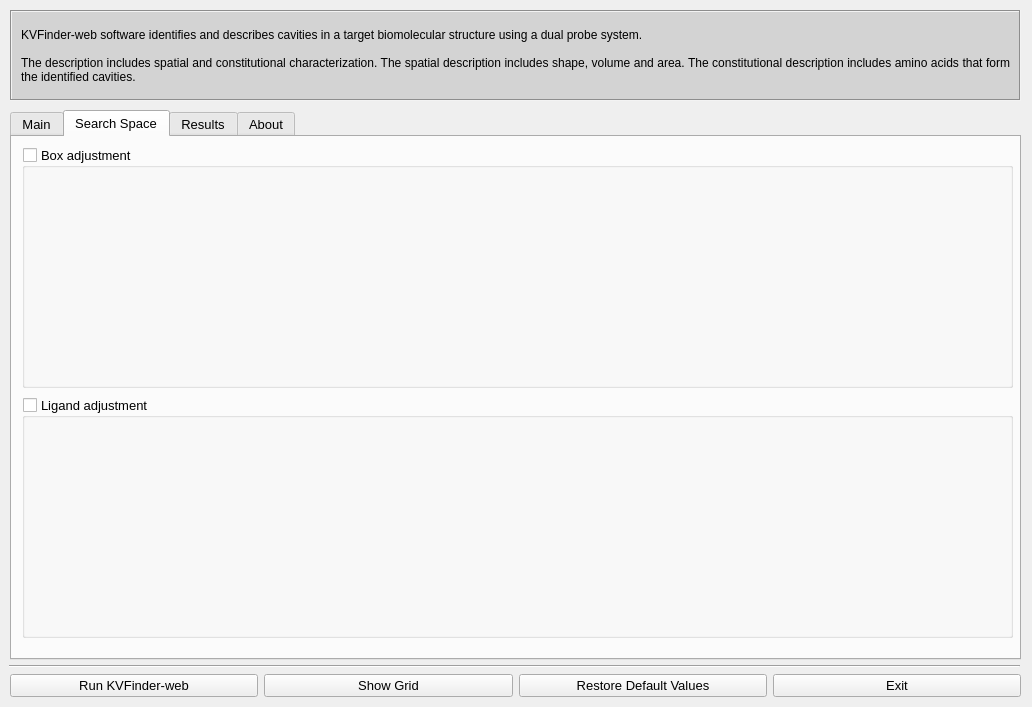
This is client/KVFinder-web-tools/KVFinder-web.ui in jvsguerra/kvfinder-ws as Qt 5 draws it before an edit. The edited form follows.
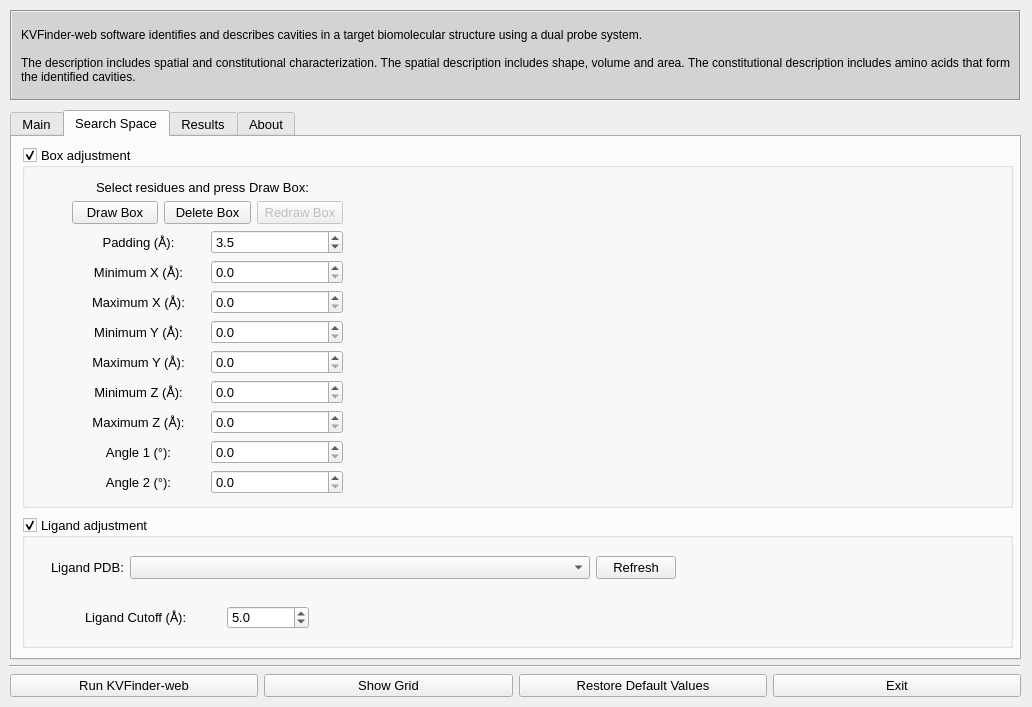
This is the edited form. The open tabs and pages were chosen to show the change.

Commit message: Define search space visual components

Patch:
```diff
--- a/client/KVFinder-web-tools/KVFinder-web.ui
+++ b/client/KVFinder-web-tools/KVFinder-web.ui
@@ -655,7 +655,7 @@
         <x>10</x>
         <y>10</y>
         <width>991</width>
-        <height>241</height>
+        <height>361</height>
        </rect>
       </property>
       <property name="title">
@@ -665,16 +665,449 @@
        <bool>true</bool>
       </property>
       <property name="checked">
-       <bool>false</bool>
+       <bool>true</bool>
       </property>
+      <widget class="QWidget" name="horizontalLayoutWidget_2">
+       <property name="geometry">
+        <rect>
+         <x>50</x>
+         <y>110</y>
+         <width>271</width>
+         <height>31</height>
+        </rect>
+       </property>
+       <layout class="QHBoxLayout" name="horizontalLayout_2">
+        <item>
+         <widget class="QLabel" name="label">
+          <property name="text">
+           <string>&lt;html&gt;&lt;head/&gt;&lt;body&gt;&lt;p&gt;Minimum X (Å):&lt;/p&gt;&lt;/body&gt;&lt;/html&gt;</string>
+          </property>
+          <property name="textFormat">
+           <enum>Qt::RichText</enum>
+          </property>
+          <property name="alignment">
+           <set>Qt::AlignCenter</set>
+          </property>
+         </widget>
+        </item>
+        <item>
+         <widget class="QDoubleSpinBox" name="doubleSpinBox">
+          <property name="decimals">
+           <number>1</number>
+          </property>
+          <property name="maximum">
+           <double>50.000000000000000</double>
+          </property>
+          <property name="singleStep">
+           <double>0.100000000000000</double>
+          </property>
+         </widget>
+        </item>
+       </layout>
+      </widget>
+      <widget class="QWidget" name="horizontalLayoutWidget_3">
+       <property name="geometry">
+        <rect>
+         <x>50</x>
+         <y>140</y>
+         <width>271</width>
+         <height>31</height>
+        </rect>
+       </property>
+       <layout class="QHBoxLayout" name="horizontalLayout_3">
+        <item>
+         <widget class="QLabel" name="label_2">
+          <property name="text">
+           <string>&lt;html&gt;&lt;head/&gt;&lt;body&gt;&lt;p&gt;Maximum X (Å):&lt;/p&gt;&lt;/body&gt;&lt;/html&gt;</string>
+          </property>
+          <property name="textFormat">
+           <enum>Qt::RichText</enum>
+          </property>
+          <property name="alignment">
+           <set>Qt::AlignCenter</set>
+          </property>
+         </widget>
+        </item>
+        <item>
+         <widget class="QDoubleSpinBox" name="doubleSpinBox_2">
+          <property name="decimals">
+           <number>1</number>
+          </property>
+          <property name="maximum">
+           <double>50.000000000000000</double>
+          </property>
+          <property name="singleStep">
+           <double>0.100000000000000</double>
+          </property>
+         </widget>
+        </item>
+       </layout>
+      </widget>
+      <widget class="QWidget" name="horizontalLayoutWidget_4">
+       <property name="geometry">
+        <rect>
+         <x>50</x>
+         <y>200</y>
+         <width>271</width>
+         <height>31</height>
+        </rect>
+       </property>
+       <layout class="QHBoxLayout" name="horizontalLayout_4">
+        <item>
+         <widget class="QLabel" name="label_3">
+          <property name="text">
+           <string>&lt;html&gt;&lt;head/&gt;&lt;body&gt;&lt;p&gt;Maximum Y (Å):&lt;/p&gt;&lt;/body&gt;&lt;/html&gt;</string>
+          </property>
+          <property name="textFormat">
+           <enum>Qt::RichText</enum>
+          </property>
+          <property name="alignment">
+           <set>Qt::AlignCenter</set>
+          </property>
+         </widget>
+        </item>
+        <item>
+         <widget class="QDoubleSpinBox" name="doubleSpinBox_3">
+          <property name="decimals">
+           <number>1</number>
+          </property>
+          <property name="maximum">
+           <double>50.000000000000000</double>
+          </property>
+          <property name="singleStep">
+           <double>0.100000000000000</double>
+          </property>
+         </widget>
+        </item>
+       </layout>
+      </widget>
+      <widget class="QWidget" name="horizontalLayoutWidget_5">
+       <property name="geometry">
+        <rect>
+         <x>50</x>
+         <y>170</y>
+         <width>271</width>
+         <height>31</height>
+        </rect>
+       </property>
+       <layout class="QHBoxLayout" name="horizontalLayout_5">
+        <item>
+         <widget class="QLabel" name="label_4">
+          <property name="text">
+           <string>&lt;html&gt;&lt;head/&gt;&lt;body&gt;&lt;p&gt;Minimum Y (Å):&lt;/p&gt;&lt;/body&gt;&lt;/html&gt;</string>
+          </property>
+          <property name="textFormat">
+           <enum>Qt::RichText</enum>
+          </property>
+          <property name="alignment">
+           <set>Qt::AlignCenter</set>
+          </property>
+         </widget>
+        </item>
+        <item>
+         <widget class="QDoubleSpinBox" name="doubleSpinBox_4">
+          <property name="decimals">
+           <number>1</number>
+          </property>
+          <property name="maximum">
+           <double>50.000000000000000</double>
+          </property>
+          <property name="singleStep">
+           <double>0.100000000000000</double>
+          </property>
+         </widget>
+        </item>
+       </layout>
+      </widget>
+      <widget class="QWidget" name="horizontalLayoutWidget_6">
+       <property name="geometry">
+        <rect>
+         <x>50</x>
+         <y>230</y>
+         <width>271</width>
+         <height>31</height>
+        </rect>
+       </property>
+       <layout class="QHBoxLayout" name="horizontalLayout_6">
+        <item>
+         <widget class="QLabel" name="label_5">
+          <property name="text">
+           <string>&lt;html&gt;&lt;head/&gt;&lt;body&gt;&lt;p&gt;Minimum Z (Å):&lt;/p&gt;&lt;/body&gt;&lt;/html&gt;</string>
+          </property>
+          <property name="textFormat">
+           <enum>Qt::RichText</enum>
+          </property>
+          <property name="alignment">
+           <set>Qt::AlignCenter</set>
+          </property>
+         </widget>
+        </item>
+        <item>
+         <widget class="QDoubleSpinBox" name="doubleSpinBox_5">
+          <property name="decimals">
+           <number>1</number>
+          </property>
+          <property name="maximum">
+           <double>50.000000000000000</double>
+          </property>
+          <property name="singleStep">
+           <double>0.100000000000000</double>
+          </property>
+         </widget>
+        </item>
+       </layout>
+      </widget>
+      <widget class="QWidget" name="horizontalLayoutWidget_7">
+       <property name="geometry">
+        <rect>
+         <x>50</x>
+         <y>260</y>
+         <width>271</width>
+         <height>31</height>
+        </rect>
+       </property>
+       <layout class="QHBoxLayout" name="horizontalLayout_7">
+        <item>
+         <widget class="QLabel" name="label_6">
+          <property name="text">
+           <string>&lt;html&gt;&lt;head/&gt;&lt;body&gt;&lt;p&gt;Maximum Z (Å):&lt;/p&gt;&lt;/body&gt;&lt;/html&gt;</string>
+          </property>
+          <property name="textFormat">
+           <enum>Qt::RichText</enum>
+          </property>
+          <property name="alignment">
+           <set>Qt::AlignCenter</set>
+          </property>
+         </widget>
+        </item>
+        <item>
+         <widget class="QDoubleSpinBox" name="doubleSpinBox_6">
+          <property name="decimals">
+           <number>1</number>
+          </property>
+          <property name="maximum">
+           <double>50.000000000000000</double>
+          </property>
+          <property name="singleStep">
+           <double>0.100000000000000</double>
+          </property>
+         </widget>
+        </item>
+       </layout>
+      </widget>
+      <widget class="QWidget" name="gridLayoutWidget">
+       <property name="geometry">
+        <rect>
+         <x>10</x>
+         <y>30</y>
+         <width>341</width>
+         <height>21</height>
+        </rect>
+       </property>
+       <layout class="QGridLayout" name="gridLayout">
+        <item row="0" column="0">
+         <widget class="QLabel" name="box_adjustment_label">
+          <property name="enabled">
+           <bool>true</bool>
+          </property>
+          <property name="sizePolicy">
+           <sizepolicy hsizetype="Preferred" vsizetype="Fixed">
+            <horstretch>0</horstretch>
+            <verstretch>0</verstretch>
+           </sizepolicy>
+          </property>
+          <property name="font">
+           <font>
+            <pointsize>10</pointsize>
+            <weight>50</weight>
+            <italic>false</italic>
+            <bold>false</bold>
+            <kerning>true</kerning>
+           </font>
+          </property>
+          <property name="mouseTracking">
+           <bool>false</bool>
+          </property>
+          <property name="frameShape">
+           <enum>QFrame::NoFrame</enum>
+          </property>
+          <property name="text">
+           <string>Select residues and press Draw Box:</string>
+          </property>
+          <property name="textFormat">
+           <enum>Qt::PlainText</enum>
+          </property>
+          <property name="alignment">
+           <set>Qt::AlignCenter</set>
+          </property>
+         </widget>
+        </item>
+       </layout>
+      </widget>
+      <widget class="QWidget" name="horizontalLayoutWidget">
+       <property name="geometry">
+        <rect>
+         <x>50</x>
+         <y>50</y>
+         <width>271</width>
+         <height>31</height>
+        </rect>
+       </property>
+       <layout class="QHBoxLayout" name="horizontalLayout">
+        <item>
+         <widget class="QPushButton" name="button_draw_box">
+          <property name="text">
+           <string>Draw Box</string>
+          </property>
+         </widget>
+        </item>
+        <item>
+         <widget class="QPushButton" name="buttonb">
+          <property name="text">
+           <string>Delete Box</string>
+          </property>
+         </widget>
+        </item>
+        <item>
+         <widget class="QPushButton" name="pushButton_3">
+          <property name="enabled">
+           <bool>false</bool>
+          </property>
+          <property name="text">
+           <string>Redraw Box</string>
+          </property>
+         </widget>
+        </item>
+       </layout>
+      </widget>
+      <widget class="QWidget" name="horizontalLayoutWidget_8">
+       <property name="geometry">
+        <rect>
+         <x>50</x>
+         <y>290</y>
+         <width>271</width>
+         <height>31</height>
+        </rect>
+       </property>
+       <layout class="QHBoxLayout" name="horizontalLayout_8">
+        <item>
+         <widget class="QLabel" name="label_7">
+          <property name="text">
+           <string>&lt;html&gt;&lt;head/&gt;&lt;body&gt;&lt;p&gt;Angle 1 (°):&lt;/p&gt;&lt;/body&gt;&lt;/html&gt;</string>
+          </property>
+          <property name="textFormat">
+           <enum>Qt::RichText</enum>
+          </property>
+          <property name="alignment">
+           <set>Qt::AlignCenter</set>
+          </property>
+         </widget>
+        </item>
+        <item>
+         <widget class="QDoubleSpinBox" name="doubleSpinBox_7">
+          <property name="decimals">
+           <number>1</number>
+          </property>
+          <property name="maximum">
+           <double>50.000000000000000</double>
+          </property>
+          <property name="singleStep">
+           <double>0.100000000000000</double>
+          </property>
+         </widget>
+        </item>
+       </layout>
+      </widget>
+      <widget class="QWidget" name="horizontalLayoutWidget_9">
+       <property name="geometry">
+        <rect>
+         <x>50</x>
+         <y>320</y>
+         <width>271</width>
+         <height>31</height>
+        </rect>
+       </property>
+       <layout class="QHBoxLayout" name="horizontalLayout_9">
+        <item>
+         <widget class="QLabel" name="label_8">
+          <property name="text">
+           <string>&lt;html&gt;&lt;head/&gt;&lt;body&gt;&lt;p&gt;Angle 2 (°):&lt;/p&gt;&lt;/body&gt;&lt;/html&gt;</string>
+          </property>
+          <property name="textFormat">
+           <enum>Qt::RichText</enum>
+          </property>
+          <property name="alignment">
+           <set>Qt::AlignCenter</set>
+          </property>
+         </widget>
+        </item>
+        <item>
+         <widget class="QDoubleSpinBox" name="doubleSpinBox_8">
+          <property name="decimals">
+           <number>1</number>
+          </property>
+          <property name="maximum">
+           <double>50.000000000000000</double>
+          </property>
+          <property name="singleStep">
+           <double>0.100000000000000</double>
+          </property>
+         </widget>
+        </item>
+       </layout>
+      </widget>
+      <widget class="QWidget" name="horizontalLayoutWidget_10">
+       <property name="geometry">
+        <rect>
+         <x>50</x>
+         <y>80</y>
+         <width>271</width>
+         <height>31</height>
+        </rect>
+       </property>
+       <layout class="QHBoxLayout" name="horizontalLayout_11">
+        <item>
+         <widget class="QLabel" name="label_9">
+          <property name="text">
+           <string>&lt;html&gt;&lt;head/&gt;&lt;body&gt;&lt;p&gt;Padding (Å):&lt;/p&gt;&lt;/body&gt;&lt;/html&gt;</string>
+          </property>
+          <property name="textFormat">
+           <enum>Qt::RichText</enum>
+          </property>
+          <property name="alignment">
+           <set>Qt::AlignCenter</set>
+          </property>
+         </widget>
+        </item>
+        <item>
+         <widget class="QDoubleSpinBox" name="doubleSpinBox_9">
+          <property name="decimals">
+           <number>1</number>
+          </property>
+          <property name="maximum">
+           <double>10.000000000000000</double>
+          </property>
+          <property name="singleStep">
+           <double>0.100000000000000</double>
+          </property>
+          <property name="value">
+           <double>3.500000000000000</double>
+          </property>
+         </widget>
+        </item>
+       </layout>
+      </widget>
      </widget>
      <widget class="QGroupBox" name="ligand_adjustment">
+      <property name="enabled">
+       <bool>true</bool>
+      </property>
       <property name="geometry">
        <rect>
         <x>10</x>
-        <y>260</y>
+        <y>380</y>
         <width>991</width>
-        <height>241</height>
+        <height>131</height>
        </rect>
       </property>
       <property name="title">
@@ -684,8 +1117,162 @@
        <bool>true</bool>
       </property>
       <property name="checked">
-       <bool>false</bool>
+       <bool>true</bool>
       </property>
+      <widget class="QFrame" name="hframe8">
+       <property name="geometry">
+        <rect>
+         <x>20</x>
+         <y>30</y>
+         <width>643</width>
+         <height>41</height>
+        </rect>
+       </property>
+       <layout class="QHBoxLayout" name="horizontalLayout_18">
+        <property name="sizeConstraint">
+         <enum>QLayout::SetNoConstraint</enum>
+        </property>
+        <item>
+         <widget class="QLabel" name="ligand_label">
+          <property name="sizePolicy">
+           <sizepolicy hsizetype="Fixed" vsizetype="Fixed">
+            <horstretch>0</horstretch>
+            <verstretch>0</verstretch>
+           </sizepolicy>
+          </property>
+          <property name="font">
+           <font>
+            <pointsize>10</pointsize>
+            <weight>50</weight>
+            <italic>false</italic>
+            <bold>false</bold>
+            <kerning>true</kerning>
+           </font>
+          </property>
+          <property name="mouseTracking">
+           <bool>false</bool>
+          </property>
+          <property name="frameShape">
+           <enum>QFrame::NoFrame</enum>
+          </property>
+          <property name="text">
+           <string>Ligand PDB:</string>
+          </property>
+          <property name="textFormat">
+           <enum>Qt::PlainText</enum>
+          </property>
+         </widget>
+        </item>
+        <item>
+         <widget class="QComboBox" name="ligand"/>
+        </item>
+        <item>
+         <widget class="QPushButton" name="refresh_ligand">
+          <property name="sizePolicy">
+           <sizepolicy hsizetype="Fixed" vsizetype="Fixed">
+            <horstretch>0</horstretch>
+            <verstretch>0</verstretch>
+           </sizepolicy>
+          </property>
+          <property name="font">
+           <font>
+            <pointsize>10</pointsize>
+            <weight>50</weight>
+            <italic>false</italic>
+            <bold>false</bold>
+            <kerning>true</kerning>
+           </font>
+          </property>
+          <property name="text">
+           <string>Refresh</string>
+          </property>
+         </widget>
+        </item>
+       </layout>
+      </widget>
+      <widget class="QFrame" name="hframe9">
+       <property name="geometry">
+        <rect>
+         <x>20</x>
+         <y>80</y>
+         <width>311</width>
+         <height>41</height>
+        </rect>
+       </property>
+       <layout class="QHBoxLayout" name="horizontalLayout_19">
+        <property name="sizeConstraint">
+         <enum>QLayout::SetNoConstraint</enum>
+        </property>
+        <item>
+         <widget class="QLabel" name="ligand_cutoff_label">
+          <property name="enabled">
+           <bool>true</bool>
+          </property>
+          <property name="sizePolicy">
+           <sizepolicy hsizetype="Fixed" vsizetype="Fixed">
+            <horstretch>0</horstretch>
+            <verstretch>0</verstretch>
+           </sizepolicy>
+          </property>
+          <property name="font">
+           <font>
+            <pointsize>10</pointsize>
+            <weight>50</weight>
+            <italic>false</italic>
+            <bold>false</bold>
+            <kerning>true</kerning>
+           </font>
+          </property>
+          <property name="mouseTracking">
+           <bool>true</bool>
+          </property>
+          <property name="frameShape">
+           <enum>QFrame::NoFrame</enum>
+          </property>
+          <property name="text">
+           <string>&lt;html&gt;&lt;head/&gt;&lt;body&gt;&lt;p&gt;Ligand Cutoff (Å):&lt;/p&gt;&lt;/body&gt;&lt;/html&gt;</string>
+          </property>
+          <property name="textFormat">
+           <enum>Qt::RichText</enum>
+          </property>
+         </widget>
+        </item>
+        <item>
+         <widget class="QDoubleSpinBox" name="ligand_cutoff">
+          <property name="enabled">
+           <bool>true</bool>
+          </property>
+          <property name="sizePolicy">
+           <sizepolicy hsizetype="Fixed" vsizetype="Fixed">
+            <horstretch>0</horstretch>
+            <verstretch>0</verstretch>
+           </sizepolicy>
+          </property>
+          <property name="font">
+           <font>
+            <pointsize>10</pointsize>
+            <weight>50</weight>
+            <italic>false</italic>
+            <bold>false</bold>
+            <kerning>true</kerning>
+           </font>
+          </property>
+          <property name="decimals">
+           <number>1</number>
+          </property>
+          <property name="maximum">
+           <double>1000000000.000000000000000</double>
+          </property>
+          <property name="singleStep">
+           <double>1.000000000000000</double>
+          </property>
+          <property name="value">
+           <double>5.000000000000000</double>
+          </property>
+         </widget>
+        </item>
+       </layout>
+      </widget>
      </widget>
     </widget>
     <widget class="QWidget" name="results">
```
The commit also changes 1 other file.
